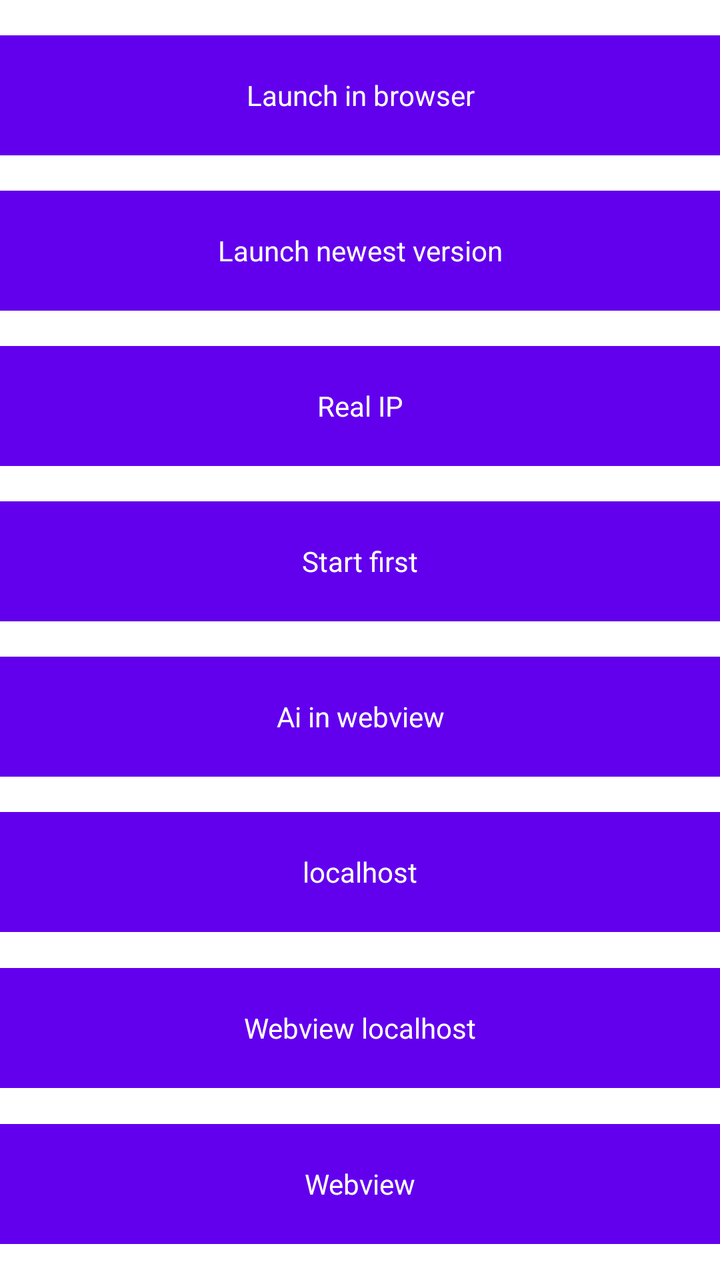
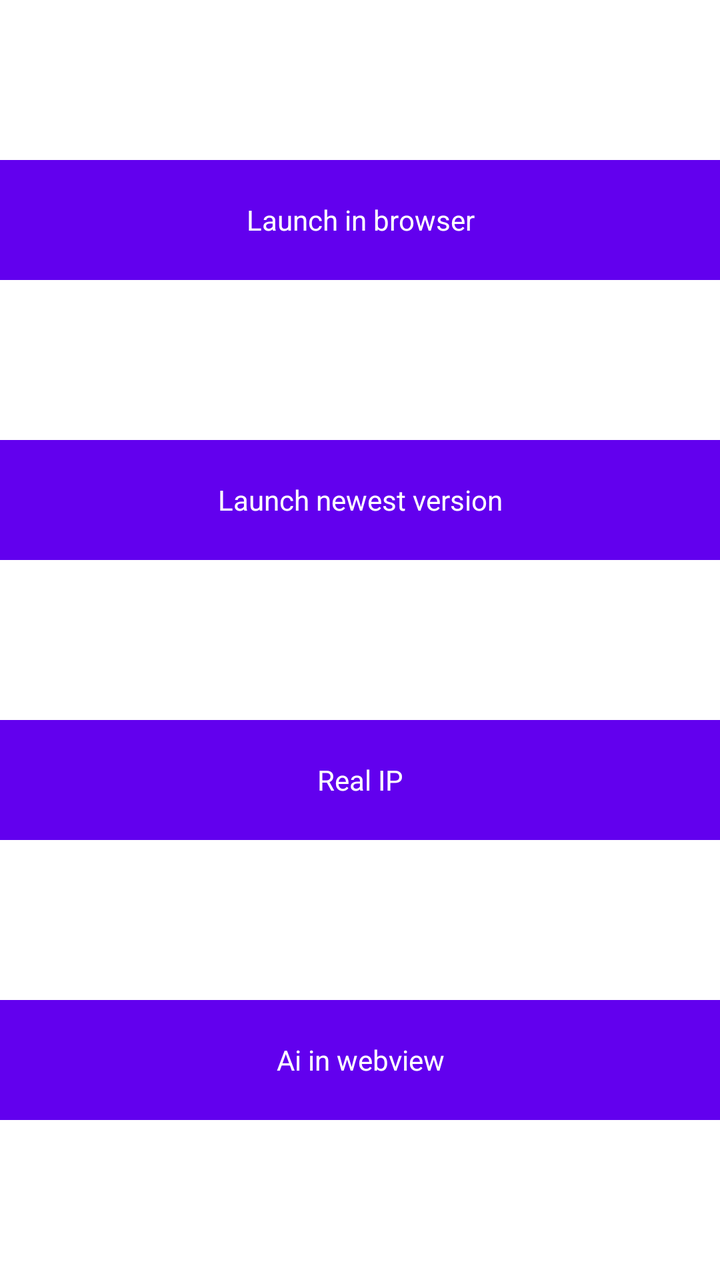

Screens rendered from an Android XML layout before and after an edit, with the pre-edit source and the edit as a unified diff.
<!-- AndroidManifest.xml: application theme Theme.Game -->
<!-- res/layout/main.xml -->
<?xml version="1.0" encoding="utf-8"?>

<LinearLayout xmlns:android="http://schemas.android.com/apk/res/android"
    android:orientation="vertical"
    android:layout_width="fill_parent"
    android:layout_height="fill_parent"
    >

    <Space
        android:layout_width="0dp"
        android:layout_height="0dp"
        android:layout_weight="1" >
    </Space>

    <Button
        android:id="@+id/button1"
        android:layout_width="match_parent"
        android:layout_height="60dp"
        android:text="@string/launch" />
    <Space
        android:layout_width="0dp"
        android:layout_height="0dp"
        android:layout_weight="1" >
    </Space>


    <Button
        android:id="@+id/button3"
        android:layout_width="match_parent"
        android:layout_height="60dp"
        android:text="@string/launch_twa_atenalp" />
    <Space
        android:layout_width="0dp"
        android:layout_height="0dp"
        android:layout_weight="1" >
    </Space>


    <Button
        android:id="@+id/button4"
        android:layout_width="match_parent"
        android:layout_height="60dp"
        android:text="@string/launch_real_ip" />
    <Space
        android:layout_width="0dp"
        android:layout_height="0dp"
        android:layout_weight="1" >
    </Space>



    <Button
        android:id="@+id/button5"
        android:layout_width="match_parent"
        android:layout_height="60dp"
        android:text="@string/launch_first" />
    <Space
        android:layout_width="0dp"
        android:layout_height="0dp"
        android:layout_weight="1" >
    </Space>

    <Button
        android:id="@+id/button6"
        android:layout_width="match_parent"
        android:layout_height="60dp"
        android:text="@string/ai" />
    <Space
        android:layout_width="0dp"
        android:layout_height="0dp"
        android:layout_weight="1" >
    </Space>


    <Button
        android:id="@+id/button7"
        android:layout_width="match_parent"
        android:layout_height="60dp"
        android:text="@string/launch_localhost" />
    <Space
        android:layout_width="0dp"
        android:layout_height="0dp"
        android:layout_weight="1" >
    </Space>


    <Button
        android:id="@+id/button8"
        android:layout_width="match_parent"
        android:layout_height="60dp"
        android:text="@string/webview_localhost" />
    <Space
        android:layout_width="0dp"
        android:layout_height="0dp"
        android:layout_weight="1" >
    </Space>
    <Button
        android:id="@+id/button9"
        android:layout_width="match_parent"
        android:layout_height="60dp"
        android:text="@string/webview" />
    <Space
        android:layout_width="0dp"
        android:layout_height="0dp"
        android:layout_weight="1" >
    </Space>

</LinearLayout>
<!-- resources referenced by this layout -->
<resources>
  <string name="ai">Ai in webview</string>
  <string name="launch">Launch in browser</string>
  <string name="launch_first">Start first</string>
  <string name="launch_localhost">localhost</string>
  <string name="launch_real_ip">Real IP</string>
  <string name="launch_twa_atenalp">Launch newest version</string>
  <string name="webview">Webview</string>
  <string name="webview_localhost">Webview localhost</string>
  <style name="Theme.Game" parent="@android:style/Theme.Light.NoTitleBar">
          
          <item name="android:textAllCaps">false</item>
          <item name="android:buttonStyle">@style/ButtonColor</item>
          
      </style>
  <style name="ButtonColor" parent="@android:style/Widget.Button">
          <item name="android:textColor">@color/colorText</item>
          <item name="android:backgroundTint">@color/colorPrimary</item>
          <item name="android:background">@color/colorPrimary</item>
      </style>
  <color name="colorText">#FFFFFF</color>
  <color name="colorPrimary">#6200EE</color>
</resources>

<!-- the commit's change to res/layout/main.xml (unified diff, before → after) -->
@@ -47,19 +47,6 @@
         android:layout_weight="1" >
     </Space>
 
-
-
-    <Button
-        android:id="@+id/button5"
-        android:layout_width="match_parent"
-        android:layout_height="60dp"
-        android:text="@string/launch_first" />
-    <Space
-        android:layout_width="0dp"
-        android:layout_height="0dp"
-        android:layout_weight="1" >
-    </Space>
-
     <Button
         android:id="@+id/button6"
         android:layout_width="match_parent"
@@ -70,39 +57,4 @@
         android:layout_height="0dp"
         android:layout_weight="1" >
     </Space>
-
-
-    <Button
-        android:id="@+id/button7"
-        android:layout_width="match_parent"
-        android:layout_height="60dp"
-        android:text="@string/launch_localhost" />
-    <Space
-        android:layout_width="0dp"
-        android:layout_height="0dp"
-        android:layout_weight="1" >
-    </Space>
-
-
-    <Button
-        android:id="@+id/button8"
-        android:layout_width="match_parent"
-        android:layout_height="60dp"
-        android:text="@string/webview_localhost" />
-    <Space
-        android:layout_width="0dp"
-        android:layout_height="0dp"
-        android:layout_weight="1" >
-    </Space>
-    <Button
-        android:id="@+id/button9"
-        android:layout_width="match_parent"
-        android:layout_height="60dp"
-        android:text="@string/webview" />
-    <Space
-        android:layout_width="0dp"
-        android:layout_height="0dp"
-        android:layout_weight="1" >
-    </Space>
-
 </LinearLayout>
<!-- resource entries referenced after the edit -->
@@ -2,12 +2,8 @@
 <resources>
   <string name="ai">Ai in webview</string>
   <string name="launch">Launch in browser</string>
-  <string name="launch_first">Start first</string>
-  <string name="launch_localhost">localhost</string>
   <string name="launch_real_ip">Real IP</string>
   <string name="launch_twa_atenalp">Launch newest version</string>
-  <string name="webview">Webview</string>
-  <string name="webview_localhost">Webview localhost</string>
   <style name="Theme.Game" parent="@android:style/Theme.Light.NoTitleBar">
           
           <item name="android:textAllCaps">false</item>
